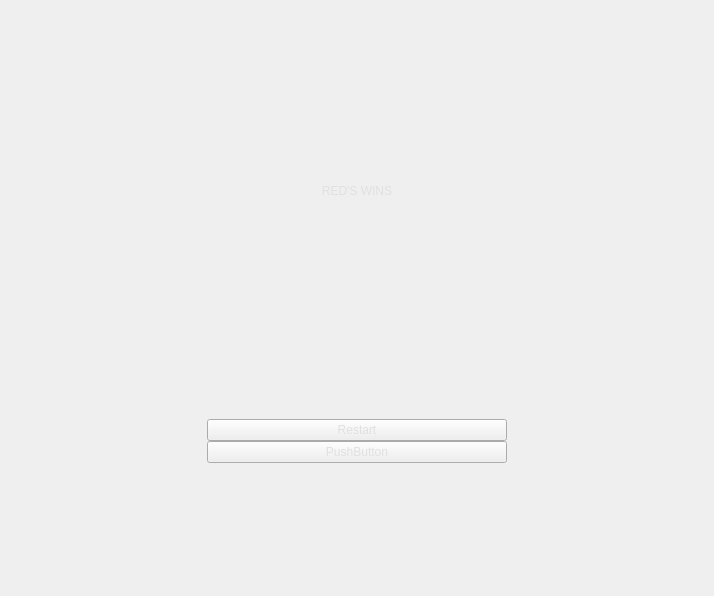
Qt form gameengine.ui (TONI7008/Connect4) before a commit.
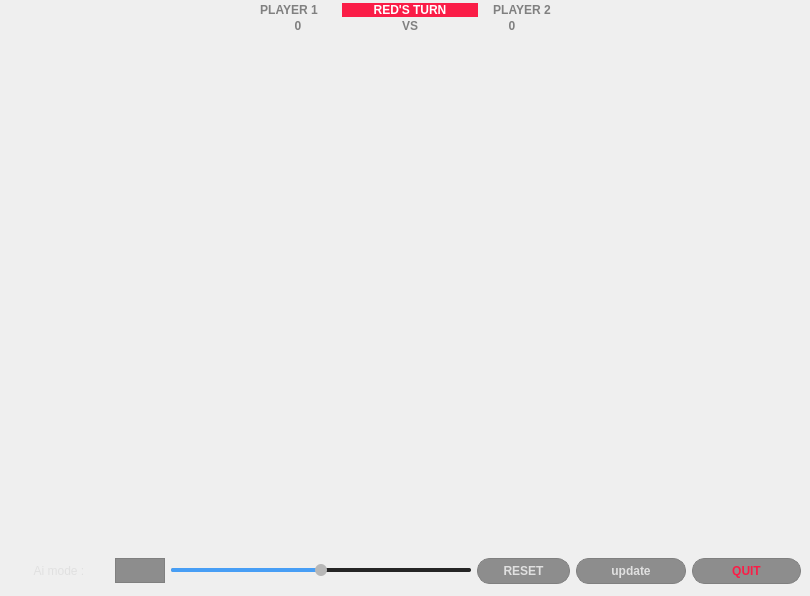
The same form after that commit. The open tabs and pages were chosen to show the change. Custom widgets are drawn as their Qt base class.

Patch:
```diff
--- a/gameengine.ui
+++ b/gameengine.ui
@@ -6,7 +6,7 @@
    <rect>
     <x>0</x>
     <y>0</y>
-    <width>714</width>
+    <width>810</width>
     <height>596</height>
    </rect>
   </property>
@@ -544,93 +544,36 @@
        </item>
       </layout>
      </widget>
-     <widget class="QWidget" name="winnerPage">
-      <layout class="QGridLayout" name="gridLayout_7">
-       <item row="0" column="0">
-        <widget class="TFrame" name="winnerFrame">
-         <property name="maximumSize">
-          <size>
-           <width>300</width>
-           <height>200</height>
-          </size>
-         </property>
-         <property name="frameShape">
-          <enum>QFrame::Shape::StyledPanel</enum>
-         </property>
-         <property name="frameShadow">
-          <enum>QFrame::Shadow::Raised</enum>
-         </property>
-         <layout class="QGridLayout" name="gridLayout_2">
-          <item row="0" column="0">
-           <widget class="QLabel" name="winnerLabel">
-            <property name="text">
-             <string>RED'S WINS</string>
-            </property>
-            <property name="alignment">
-             <set>Qt::AlignmentFlag::AlignCenter</set>
-            </property>
-           </widget>
-          </item>
-         </layout>
-        </widget>
-       </item>
-       <item row="1" column="0">
-        <layout class="QVBoxLayout" name="verticalLayout">
-         <property name="spacing">
-          <number>0</number>
-         </property>
-         <property name="sizeConstraint">
-          <enum>QLayout::SizeConstraint::SetFixedSize</enum>
-         </property>
-         <item>
-          <spacer name="verticalSpacer">
-           <property name="orientation">
-            <enum>Qt::Orientation::Vertical</enum>
-           </property>
-           <property name="sizeType">
-            <enum>QSizePolicy::Policy::Fixed</enum>
-           </property>
-           <property name="sizeHint" stdset="0">
-            <size>
-             <width>20</width>
-             <height>40</height>
-            </size>
-           </property>
-          </spacer>
-         </item>
-         <item>
-          <widget class="QPushButton" name="restartButton">
-           <property name="text">
-            <string>Restart</string>
-           </property>
-          </widget>
-         </item>
-         <item>
-          <widget class="QPushButton" name="pushButton_2">
-           <property name="text">
-            <string>PushButton</string>
-           </property>
-          </widget>
-         </item>
-         <item>
-          <spacer name="verticalSpacer_2">
-           <property name="orientation">
-            <enum>Qt::Orientation::Vertical</enum>
-           </property>
-           <property name="sizeType">
-            <enum>QSizePolicy::Policy::Fixed</enum>
-           </property>
-           <property name="sizeHint" stdset="0">
-            <size>
-             <width>20</width>
-             <height>40</height>
-            </size>
-           </property>
-          </spacer>
-         </item>
-        </layout>
-       </item>
-      </layout>
+     <widget class="QWidget" name="updaterPage">
+      <widget class="QLabel" name="updaterLabel">
+       <property name="geometry">
+        <rect>
+         <x>206</x>
+         <y>100</y>
+         <width>181</width>
+         <height>111</height>
+        </rect>
+       </property>
+       <property name="text">
+        <string>TextLabel</string>
+       </property>
+       <property name="alignment">
+        <set>Qt::AlignmentFlag::AlignCenter</set>
+       </property>
+      </widget>
+      <widget class="QProgressBar" name="updateProgressBar">
+       <property name="geometry">
+        <rect>
+         <x>150</x>
+         <y>280</y>
+         <width>371</width>
+         <height>31</height>
+        </rect>
+       </property>
+       <property name="value">
+        <number>24</number>
+       </property>
+      </widget>
      </widget>
      <widget class="QWidget" name="game">
       <property name="minimumSize">
@@ -798,11 +741,36 @@
               <height>26</height>
              </size>
             </property>
+            <property name="maximumSize">
+             <size>
+              <width>93</width>
+              <height>16777215</height>
+             </size>
+            </property>
             <property name="text">
              <string>RESET</string>
             </property>
            </widget>
           </item>
+          <item>
+           <widget class="QPushButton" name="downloadUpdateButton">
+            <property name="minimumSize">
+             <size>
+              <width>0</width>
+              <height>26</height>
+             </size>
+            </property>
+            <property name="maximumSize">
+             <size>
+              <width>16777215</width>
+              <height>26</height>
+             </size>
+            </property>
+            <property name="text">
+             <string>update</string>
+            </property>
+           </widget>
+          </item>
           <item>
            <widget class="QPushButton" name="quitButton">
             <property name="minimumSize">
@@ -811,6 +779,12 @@
               <height>26</height>
              </size>
             </property>
+            <property name="maximumSize">
+             <size>
+              <width>109</width>
+              <height>16777215</height>
+             </size>
+            </property>
             <property name="styleSheet">
              <string notr="true">color:rgb(250,29,71);</string>
             </property>
```
Left out of the diff: 2 changed lines with no effect on the pictures.
